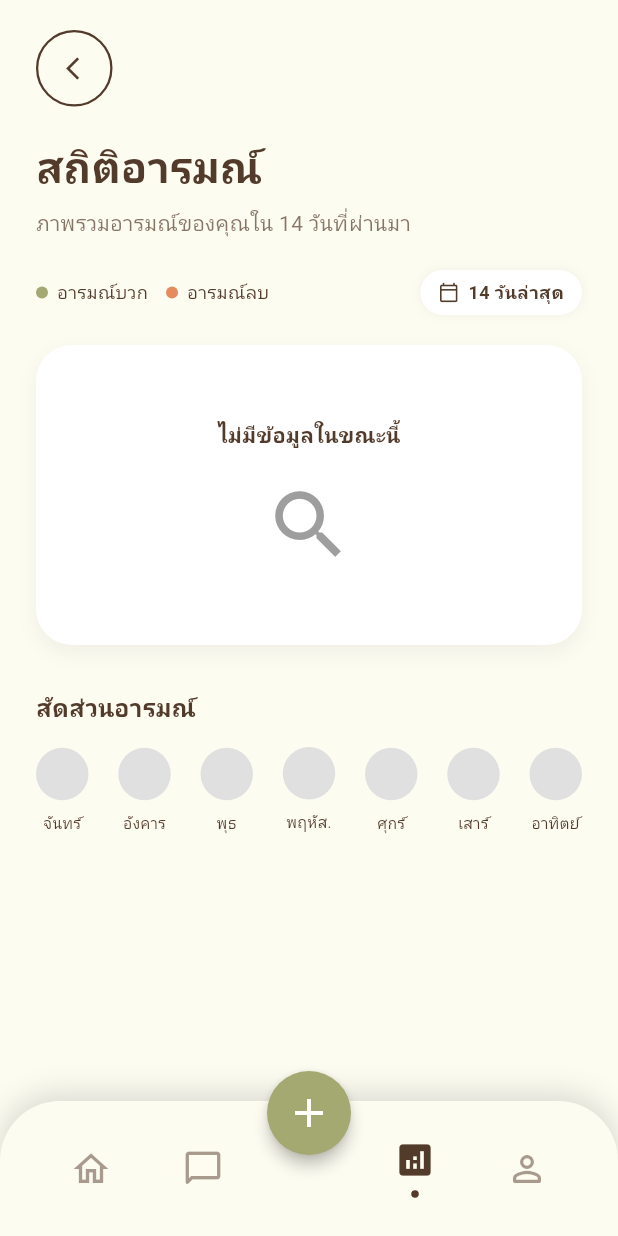
After one commit to Danaithep12072005/mood-vibe-app, a Flutter app: the StatisticsPage screen opened by its route, on a phone screen of 412 x 824 dp. The commit adds this screen. Run offline on Flutter 3.47's test engine with Material 3 defaults, Android fonts, the phone set to English and light mode, and no system bars; network calls fail; Roboto replaces fonts that are missing (Montserrat).

Commit message:
statistics

```diff
--- a/lib/main.dart
+++ b/lib/main.dart
@@ -4,6 +4,7 @@ import 'package:flutter/material.dart';
 import 'pages/sign_in_page.dart';
 import 'pages/register_page.dart';
 import 'pages/score_page.dart';
+import 'pages/statistics_page.dart';
 
 
 // --- 2. Import Shared Widgets (สีและดีไซน์หลัก) ---
@@ -34,6 +35,7 @@ class MyApp extends StatelessWidget {
         '/': (context) => const SignInPage(),
         '/register': (context) => const RegisterPage(),
         '/score': (context) => const ScorePage(),
+        '/statistics': (context) => const StatisticsPage(),
       },
     );
   }
--- /dev/null
+++ b/lib/pages/statistics_page.dart
@@ -0,0 +1,174 @@
+import 'package:flutter/material.dart';
+import '../utils/shared_widgets.dart';
+
+class StatisticsPage extends StatelessWidget {
+  const StatisticsPage({super.key});
+
+  @override
+  Widget build(BuildContext context) {
+    return Scaffold(
+      backgroundColor: moodVibeCream,
+      body: SafeArea(
+        child: Padding(
+          padding: const EdgeInsets.symmetric(horizontal: 24.0),
+          child: Column(
+            crossAxisAlignment: CrossAxisAlignment.start,
+            children: [
+              const SizedBox(height: 20),
+              // ปุ่มย้อนกลับ
+              Container(
+                decoration: BoxDecoration(
+                  shape: BoxShape.circle,
+                  border: Border.all(color: moodVibeDarkBrown, width: 1.5),
+                ),
+                child: IconButton(
+                  icon: const Icon(Icons.arrow_back_ios_new, size: 18, color: moodVibeDarkBrown),
+                  onPressed: () => Navigator.pop(context),
+                  padding: const EdgeInsets.only(right: 2),
+                  constraints: const BoxConstraints(minWidth: 40, minHeight: 40),
+                ),
+              ),
+              const SizedBox(height: 20),
+              const Text(
+                'สถิติอารมณ์',
+                style: TextStyle(fontSize: 28, fontWeight: FontWeight.bold, color: moodVibeDarkBrown),
+              ),
+              const SizedBox(height: 8),
+              Text(
+                'ภาพรวมอารมณ์ของคุณใน 14 วันที่ผ่านมา',
+                style: TextStyle(fontSize: 14, color: moodVibeDarkBrown.withOpacity(0.7)),
+              ),
+              const SizedBox(height: 20),
+
+              // Filter ย้อนหลัง 14 วัน
+              Row(
+                mainAxisAlignment: MainAxisAlignment.spaceBetween,
+                children: [
+                  Row(
+                    children: [
+                      Container(width: 8, height: 8, decoration: const BoxDecoration(color: moodVibeOlive, shape: BoxShape.circle)),
+                      const SizedBox(width: 6),
+                      const Text('อารมณ์บวก', style: TextStyle(color: moodVibeDarkBrown, fontSize: 12)),
+                      const SizedBox(width: 12),
+                      Container(width: 8, height: 8, decoration: const BoxDecoration(color: moodVibeAccent, shape: BoxShape.circle)),
+                      const SizedBox(width: 6),
+                      const Text('อารมณ์ลบ', style: TextStyle(color: moodVibeDarkBrown, fontSize: 12)),
+                    ],
+                  ),
+                  Container(
+                    padding: const EdgeInsets.symmetric(horizontal: 12, vertical: 6),
+                    decoration: BoxDecoration(
+                      color: Colors.white,
+                      borderRadius: BorderRadius.circular(20),
+                      boxShadow: [BoxShadow(color: Colors.black.withOpacity(0.05), blurRadius: 5)],
+                    ),
+                    child: const Row(
+                      children: [
+                        Icon(Icons.calendar_today_outlined, size: 14, color: moodVibeDarkBrown),
+                        SizedBox(width: 6),
+                        Text('14 วันล่าสุด', style: TextStyle(color: moodVibeDarkBrown, fontSize: 12, fontWeight: FontWeight.bold)),
+                      ],
+                    ),
+                  ),
+                ],
+              ),
+              const SizedBox(height: 20),
+
+              // กล่องกราฟ (สถานะว่างเปล่า)
+              Container(
+                width: double.infinity,
+                height: 200,
+                decoration: BoxDecoration(
+                  color: Colors.white,
+                  borderRadius: BorderRadius.circular(24),
+                  boxShadow: [BoxShadow(color: Colors.black.withOpacity(0.05), blurRadius: 10, offset: const Offset(0, 5))],
+                ),
+                child: Column(
+                  mainAxisAlignment: MainAxisAlignment.center,
+                  children: [
+                    const Text('ไม่มีข้อมูลในขณะนี้', style: TextStyle(color: moodVibeDarkBrown, fontWeight: FontWeight.bold)),
+                    const SizedBox(height: 20),
+                    // ไอคอนแว่นขยาย Pixel
+                    Image.network(
+                      'https://moodvibe.app/images/pixel_search.png', // เปลี่ยนเป็นรูปแว่นขยายของคุณ
+                      height: 60,
+                      errorBuilder: (context, error, stackTrace) => const Icon(Icons.search, size: 60, color: Colors.grey),
+                    ),
+                  ],
+                ),
+              ),
+              const SizedBox(height: 30),
+
+              // สัดส่วนอารมณ์
+              const Text('สัดส่วนอารมณ์', style: TextStyle(fontSize: 16, fontWeight: FontWeight.bold, color: moodVibeDarkBrown)),
+              const SizedBox(height: 15),
+              Row(
+                mainAxisAlignment: MainAxisAlignment.spaceBetween,
+                children: ['จันทร์', 'อังคาร', 'พุธ', 'พฤหัส.', 'ศุกร์', 'เสาร์', 'อาทิตย์'].map((day) {
+                  return Column(
+                    children: [
+                      Container(
+                        width: 35,
+                        height: 35,
+                        decoration: BoxDecoration(color: Colors.grey.shade300, shape: BoxShape.circle),
+                      ),
+                      const SizedBox(height: 8),
+                      Text(day, style: const TextStyle(fontSize: 10, color: moodVibeDarkBrown)),
+                    ],
+                  );
+                }).toList(),
+              ),
+            ],
+          ),
+        ),
+      ),
+      // แถบนำทางด้านล่าง (คัดลอกรูปแบบมาจาก Score Page แต่เปลี่ยนไอคอน Active)
+      bottomNavigationBar: _buildBottomNavigationBar(context),
+    );
+  }
+
+  Widget _buildBottomNavigationBar(BuildContext context) {
+    return Stack(
+      alignment: Alignment.topCenter,
+      clipBehavior: Clip.none,
+      children: [
+        Container(
+          height: 90,
+          decoration: const BoxDecoration(
+            color: moodVibeCream,
+            borderRadius: BorderRadius.only(topLeft: Radius.circular(40), topRight: Radius.circular(40)),
+            boxShadow: [BoxShadow(color: Colors.black12, spreadRadius: 1, blurRadius: 15, offset: Offset(0, -5))],
+          ),
+          child: Row(
+            mainAxisAlignment: MainAxisAlignment.spaceEvenly,
+            children: [
+              IconButton(icon: Icon(Icons.home_outlined, color: moodVibeDarkBrown.withOpacity(0.5), size: 28), onPressed: () => Navigator.pushReplacementNamed(context, '/score')),
+              Icon(Icons.chat_bubble_outline_rounded, color: moodVibeDarkBrown.withOpacity(0.5), size: 28),
+              const SizedBox(width: 40),
+              // Analytics Active
+              Column(
+                mainAxisSize: MainAxisSize.min,
+                children: [
+                  const Icon(Icons.analytics, color: moodVibeDarkBrown, size: 28),
+                  const SizedBox(height: 6),
+                  Container(height: 5, width: 5, decoration: const BoxDecoration(color: moodVibeDarkBrown, shape: BoxShape.circle)),
+                ],
+              ),
+              IconButton(icon: Icon(Icons.person_outline_rounded, color: moodVibeDarkBrown.withOpacity(0.5), size: 28), onPressed: () => Navigator.pushNamed(context, '/settings')),
+            ],
+          ),
+        ),
+        Positioned(
+          top: -20,
+          child: FloatingActionButton(
+            onPressed: () {},
+            backgroundColor: moodVibeOlive,
+            elevation: 4,
+            shape: const CircleBorder(),
+            child: const Icon(Icons.add, color: Colors.white, size: 32),
+          ),
+        ),
+      ],
+    );
+  }
+}
```
